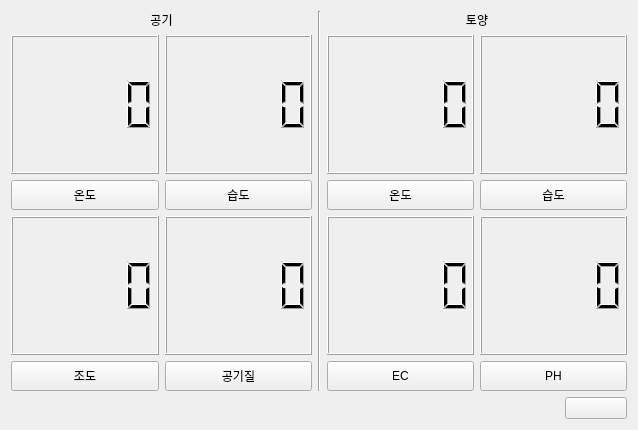
Before: the Qt Designer form Source/4.UI/project1/tab2_set.ui in KINGMINWOO/INTEL_AI_SW_LAST_PROJECT, drawn with Qt 5.
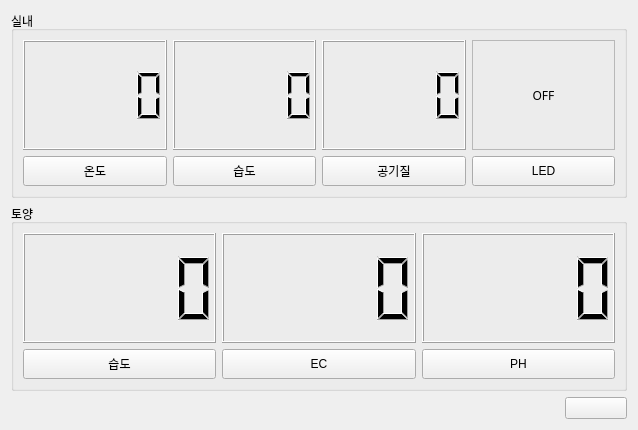
After: the same form once the commit is applied. Icons and pictures are not drawn.

What changed in the file:
```diff
--- a/Source/4.UI/project1/tab2_set.ui
+++ b/Source/4.UI/project1/tab2_set.ui
@@ -13,30 +13,40 @@
   <property name="windowTitle">
    <string>Form</string>
   </property>
-  <layout class="QVBoxLayout" name="verticalLayout_3" stretch="9,1">
+  <layout class="QVBoxLayout" name="verticalLayout" stretch="4,4,1">
    <item>
-    <layout class="QHBoxLayout" name="horizontalLayout_2">
+    <widget class="QGroupBox" name="groupBox">
+     <property name="title">
+      <string>실내</string>
+     </property>
+     <layout class="QHBoxLayout" name="horizontalLayout">
      <item>
-      <layout class="QVBoxLayout" name="verticalLayout">
+       <layout class="QVBoxLayout" name="verticalLayout_5" stretch="9,1">
        <item>
-        <widget class="QLabel" name="label">
+         <widget class="QLCDNumber" name="lcdNumber_5"/>
+        </item>
+        <item>
+         <widget class="QPushButton" name="pPBAtemp">
+          <property name="minimumSize">
+           <size>
+            <width>0</width>
+            <height>30</height>
+           </size>
+          </property>
          <property name="text">
-          <string>공기</string>
-         </property>
-         <property name="alignment">
-          <set>Qt::AlignmentFlag::AlignCenter</set>
-         </property>
-        </widget>
-       </item>
+           <string>온도</string>
+          </property>
+         </widget>
+        </item>
+       </layout>
+      </item>
        <item>
-        <layout class="QGridLayout" name="gridLayout">
-         <item row="1" column="0">
-          <layout class="QVBoxLayout" name="verticalLayout_8" stretch="0,1">
+       <layout class="QVBoxLayout" name="verticalLayout_6" stretch="9,1">
            <item>
-            <widget class="QLCDNumber" name="lcdNumber_8"/>
+         <widget class="QLCDNumber" name="lcdNumber_6"/>
            </item>
            <item>
-            <widget class="QPushButton" name="pPBillu">
+         <widget class="QPushButton" name="pPBAhumi">
              <property name="minimumSize">
               <size>
                <width>0</width>
@@ -44,13 +54,13 @@
               </size>
              </property>
              <property name="text">
-              <string>조도</string>
+           <string>습도</string>
              </property>
             </widget>
            </item>
           </layout>
          </item>
-         <item row="1" column="1">
+      <item>
           <layout class="QVBoxLayout" name="verticalLayout_7" stretch="9,1">
            <item>
             <widget class="QLCDNumber" name="lcdNumber_7"/>
@@ -76,33 +86,43 @@
            </item>
           </layout>
          </item>
-         <item row="0" column="1">
-          <layout class="QVBoxLayout" name="verticalLayout_6" stretch="9,1">
            <item>
-            <widget class="QLCDNumber" name="lcdNumber_6"/>
-           </item>
+       <layout class="QVBoxLayout" name="verticalLayout_8" stretch="0,1">
            <item>
-            <widget class="QPushButton" name="pPBAhumi">
-             <property name="minimumSize">
-              <size>
-               <width>0</width>
-               <height>30</height>
-              </size>
-             </property>
+         <widget class="QFrame" name="frame">
+          <property name="frameShape">
+           <enum>QFrame::StyledPanel</enum>
+          </property>
+          <property name="frameShadow">
+           <enum>QFrame::Raised</enum>
+          </property>
+          <layout class="QHBoxLayout" name="horizontalLayout_2">
+           <item>
+            <widget class="QLabel" name="pLblLedState">
+             <property name="font">
+              <font>
+               <family>Nakula</family>
+              </font>
+             </property>
              <property name="text">
-              <string>습도</string>
+              <string>OFF</string>
              </property>
+             <property name="alignment">
+              <set>Qt::AlignCenter</set>
+             </property>
             </widget>
            </item>
           </layout>
-         </item>
-         <item row="0" column="0">
-          <layout class="QVBoxLayout" name="verticalLayout_5" stretch="9,1">
+         </widget>
+        </item>
            <item>
-            <widget class="QLCDNumber" name="lcdNumber_5"/>
-           </item>
-           <item>
-            <widget class="QPushButton" name="pPBAtemp">
+         <widget class="QPushButton" name="pPBled">
+          <property name="sizePolicy">
+           <sizepolicy hsizetype="Minimum" vsizetype="Fixed">
+            <horstretch>0</horstretch>
+            <verstretch>0</verstretch>
+           </sizepolicy>
+          </property>
              <property name="minimumSize">
               <size>
                <width>0</width>
@@ -110,38 +130,22 @@
               </size>
              </property>
              <property name="text">
-              <string>온도</string>
+           <string>LED</string>
              </property>
             </widget>
            </item>
           </layout>
          </item>
         </layout>
-       </item>
-      </layout>
-     </item>
-     <item>
-      <widget class="Line" name="line">
-       <property name="orientation">
-        <enum>Qt::Orientation::Vertical</enum>
-       </property>
       </widget>
      </item>
      <item>
-      <layout class="QVBoxLayout" name="verticalLayout_2">
-       <item>
-        <widget class="QLabel" name="label_2">
-         <property name="text">
+    <widget class="QGroupBox" name="groupBox_2">
+     <property name="title">
           <string>토양</string>
          </property>
-         <property name="alignment">
-          <set>Qt::AlignmentFlag::AlignCenter</set>
-         </property>
-        </widget>
-       </item>
+     <layout class="QHBoxLayout" name="horizontalLayout_4">
        <item>
-        <layout class="QGridLayout" name="gridLayout_2">
-         <item row="0" column="1">
           <layout class="QVBoxLayout" name="verticalLayout_11" stretch="9,1">
            <item>
             <widget class="QLCDNumber" name="lcdNumber_11"/>
@@ -161,47 +165,7 @@
            </item>
           </layout>
          </item>
-         <item row="1" column="1">
-          <layout class="QVBoxLayout" name="verticalLayout_10" stretch="9,1">
            <item>
-            <widget class="QLCDNumber" name="lcdNumber_10"/>
-           </item>
-           <item>
-            <widget class="QPushButton" name="pPBph">
-             <property name="minimumSize">
-              <size>
-               <width>0</width>
-               <height>30</height>
-              </size>
-             </property>
-             <property name="text">
-              <string>PH</string>
-             </property>
-            </widget>
-           </item>
-          </layout>
-         </item>
-         <item row="0" column="0">
-          <layout class="QVBoxLayout" name="verticalLayout_12" stretch="9,1">
-           <item>
-            <widget class="QLCDNumber" name="lcdNumber_12"/>
-           </item>
-           <item>
-            <widget class="QPushButton" name="pPBStemp">
-             <property name="minimumSize">
-              <size>
-               <width>0</width>
-               <height>30</height>
-              </size>
-             </property>
-             <property name="text">
-              <string>온도</string>
-             </property>
-            </widget>
-           </item>
-          </layout>
-         </item>
-         <item row="1" column="0">
           <layout class="QVBoxLayout" name="verticalLayout_9" stretch="0,1">
            <item>
             <widget class="QLCDNumber" name="lcdNumber_9"/>
@@ -227,11 +191,28 @@
            </item>
           </layout>
          </item>
-        </layout>
-       </item>
+      <item>
+       <layout class="QVBoxLayout" name="verticalLayout_10" stretch="9,1">
+        <item>
+         <widget class="QLCDNumber" name="lcdNumber_10"/>
+        </item>
+        <item>
+         <widget class="QPushButton" name="pPBph">
+          <property name="minimumSize">
+           <size>
+            <width>0</width>
+            <height>30</height>
+           </size>
+          </property>
+          <property name="text">
+           <string>PH</string>
+          </property>
+         </widget>
+        </item>
       </layout>
      </item>
     </layout>
+    </widget>
    </item>
    <item>
     <layout class="QHBoxLayout" name="horizontalLayout_3" stretch="9,1">
```
Left out of the diff: 11 changed lines with no effect on the pictures. Lines whose indentation alone changed are shown as unchanged.
